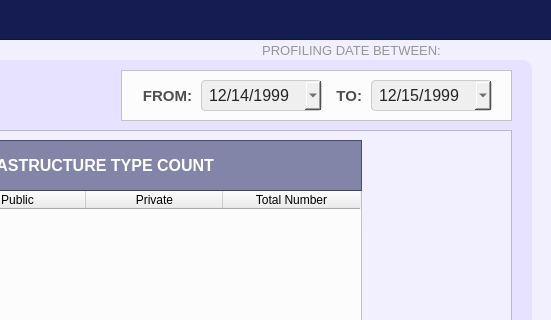
Qt form Resources/UIs/MainPages/StatisticPages/infrastructure.ui (Yohhannn/Barangay-Records-Statistics-System) before a commit; both pictures show x 799 to 1350 and y 0 to 320 of the 1350 by 850 pixel window.
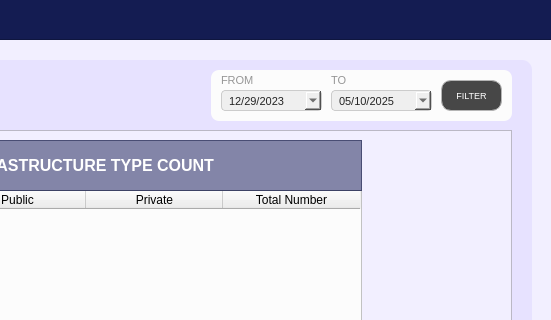
The same form after that commit. Icons and pictures are not drawn.

Commit message: Statistics Added Filter Statistic Date UI

```diff
--- a/Resources/UIs/MainPages/StatisticPages/infrastructure.ui
+++ b/Resources/UIs/MainPages/StatisticPages/infrastructure.ui
@@ -751,15 +751,16 @@
    <widget class="QFrame" name="demo_frameOthers_3">
     <property name="geometry">
      <rect>
-      <x>900</x>
+      <x>990</x>
       <y>10</y>
-      <width>391</width>
+      <width>301</width>
       <height>51</height>
      </rect>
     </property>
     <property name="styleSheet">
-     <string notr="true">#demo_frameOthers_3{
-	background-color: #fcfcfc;
+     <string notr="true">#demo_frameOthers_3 {
+  background-color: #fcfcfc;
+  border-radius: 8px; /* Adjust the pixel value to control the roundness */
 }</string>
     </property>
     <property name="frameShape">
@@ -798,75 +799,99 @@
       <set>Qt::AlignmentFlag::AlignLeading|Qt::AlignmentFlag::AlignLeft|Qt::AlignmentFlag::AlignVCenter</set>
      </property>
     </widget>
-    <widget class="QDateEdit" name="filter_date_max">
+    <widget class="QPushButton" name="filter_stat_date_button">
      <property name="geometry">
       <rect>
-       <x>250</x>
+       <x>230</x>
        <y>10</y>
-       <width>121</width>
+       <width>61</width>
        <height>31</height>
       </rect>
      </property>
      <property name="font">
       <font>
        <family>Arial</family>
-       <pointsize>12</pointsize>
+       <pointsize>7</pointsize>
       </font>
      </property>
+     <property name="cursor">
+      <cursorShape>PointingHandCursor</cursorShape>
+     </property>
+     <property name="focusPolicy">
+      <enum>Qt::FocusPolicy::NoFocus</enum>
+     </property>
      <property name="styleSheet">
-      <string notr="true">#filter_date_max{
-	background-color: rgb(239, 239, 239); /* Correct property name */
-    color: #242424; /* Set text color to black for better contrast */
-    border: 1px solid #ccc; /* Optional: Add a light border */
-    padding: 5px; /* Optional: Add some padding */
-    border-radius: 4px; /* Optional: Rounded corners */
+      <string notr="true">#filter_stat_date_button {
+
+background-color: #474747;
+
+color: white;
+
+border: 1px solid #b5b5b5;
+
+border-radius: 10px;
+
+padding: 10px;
+
+}
+
+
+
+#filter_stat_date_button:hover {
+
+background-color: #636363;
+
+color: white;
+
+}
+
+
+
+#filter_stat_date_button:pressed {
+
+background-color: #bfbfbf;
+
+color: white;
+
 }</string>
      </property>
-     <property name="dateTime">
-      <datetime>
-       <hour>0</hour>
-       <minute>0</minute>
-       <second>0</second>
-       <year>1999</year>
-       <month>12</month>
-       <day>15</day>
-      </datetime>
+     <property name="text">
+      <string>FILTER</string>
      </property>
-     <property name="displayFormat">
-      <string>MM/dd/yyyy</string>
+     <property name="icon">
+      <iconset>
+       <normaloff>../../../Assets/FuncIcons/icon_filter.svg</normaloff>../../../Assets/FuncIcons/icon_filter.svg</iconset>
      </property>
-     <property name="calendarPopup">
-      <bool>true</bool>
-     </property>
-     <property name="currentSectionIndex">
-      <number>0</number>
-     </property>
-     <property name="timeSpec">
-      <enum>Qt::TimeSpec::UTC</enum>
+     <property name="iconSize">
+      <size>
+       <width>18</width>
+       <height>18</height>
+      </size>
      </property>
     </widget>
     <widget class="QDateEdit" name="filter_date_min">
      <property name="geometry">
       <rect>
-       <x>80</x>
-       <y>10</y>
-       <width>121</width>
-       <height>31</height>
+       <x>10</x>
+       <y>20</y>
+       <width>101</width>
+       <height>21</height>
       </rect>
      </property>
      <property name="font">
       <font>
        <family>Arial</family>
-       <pointsize>12</pointsize>
+       <pointsize>8</pointsize>
       </font>
      </property>
      <property name="styleSheet">
-      <string notr="true">#filter_date_min{
-	background-color: rgb(239, 239, 239); /* Correct property name */
-    color: #242424; /* Set text color to black for better contrast */
-    border: 1px solid #ccc; /* Optional: Add a light border */
-    padding: 5px; /* Optional: Add some padding */
-    border-radius: 4px; /* Optional: Rounded corners */
+      <string notr="true">#filter_date_min {
+    background-color: rgb(239, 239, 239);
+    color: #242424;
+    border: 1px solid #ccc;
+    padding: 5px;
+    border-radius: 4px;
+    font-size: 0.8em; /* Example: 80% of the parent's font size */
 }</string>
      </property>
      <property name="dateTime">
@@ -874,9 +899,9 @@
        <hour>0</hour>
        <minute>0</minute>
        <second>0</second>
-       <year>1999</year>
+       <year>2023</year>
        <month>12</month>
-       <day>14</day>
+       <day>29</day>
       </datetime>
      </property>
      <property name="displayFormat">
@@ -892,95 +917,110 @@
       <enum>Qt::TimeSpec::UTC</enum>
      </property>
     </widget>
-    <widget class="QLabel" name="label_total_indppl_3">
+    <widget class="QDateEdit" name="filter_date_max">
      <property name="geometry">
       <rect>
-       <x>0</x>
-       <y>10</y>
-       <width>71</width>
-       <height>31</height>
+       <x>120</x>
+       <y>20</y>
+       <width>101</width>
+       <height>21</height>
       </rect>
      </property>
      <property name="font">
       <font>
        <family>Arial</family>
-       <pointsize>11</pointsize>
-       <bold>true</bold>
+       <pointsize>8</pointsize>
       </font>
      </property>
      <property name="styleSheet">
-      <string notr="true">#label_total_indppl_3 {
-	background-color: transparent;
-	color: #4f4f4f;
-}
-</string>
+      <string notr="true">#filter_date_max {
+    background-color: rgb(239, 239, 239);
+    color: #242424;
+    border: 1px solid #ccc;
+    padding: 5px;
+    border-radius: 4px;
+    font-size: 0.8em; /* Example: 80% of the parent's font size */
+}</string>
      </property>
+     <property name="dateTime">
+      <datetime>
+       <hour>0</hour>
+       <minute>0</minute>
+       <second>0</second>
+       <year>2025</year>
+       <month>5</month>
+       <day>10</day>
+      </datetime>
+     </property>
+     <property name="displayFormat">
+      <string>MM/dd/yyyy</string>
+     </property>
+     <property name="calendarPopup">
+      <bool>true</bool>
+     </property>
+     <property name="currentSectionIndex">
+      <number>0</number>
+     </property>
+     <property name="timeSpec">
+      <enum>Qt::TimeSpec::UTC</enum>
+     </property>
+    </widget>
+    <widget class="QLabel" name="label_from">
+     <property name="geometry">
+      <rect>
+       <x>10</x>
+       <y>1</y>
+       <width>101</width>
+       <height>20</height>
+      </rect>
+     </property>
+     <property name="font">
+      <font>
+       <family>Arial</family>
+       <pointsize>8</pointsize>
+      </font>
+     </property>
+     <property name="styleSheet">
+      <string notr="true">#label_from{
+	color: #969696;
+}</string>
+     </property>
      <property name="text">
-      <string>FROM:</string>
+      <string>&lt;html&gt;&lt;head/&gt;&lt;body&gt;&lt;p&gt;FROM&lt;/p&gt;&lt;/body&gt;&lt;/html&gt;</string>
      </property>
      <property name="alignment">
-      <set>Qt::AlignmentFlag::AlignRight|Qt::AlignmentFlag::AlignTrailing|Qt::AlignmentFlag::AlignVCenter</set>
+      <set>Qt::AlignmentFlag::AlignLeading|Qt::AlignmentFlag::AlignLeft|Qt::AlignmentFlag::AlignVCenter</set>
      </property>
     </widget>
-    <widget class="QLabel" name="label_total_indppl_4">
+    <widget class="QLabel" name="label_to">
      <property name="geometry">
       <rect>
-       <x>210</x>
-       <y>10</y>
-       <width>31</width>
-       <height>31</height>
+       <x>120</x>
+       <y>1</y>
+       <width>101</width>
+       <height>20</height>
       </rect>
      </property>
      <property name="font">
       <font>
        <family>Arial</family>
-       <pointsize>11</pointsize>
-       <bold>true</bold>
+       <pointsize>8</pointsize>
       </font>
      </property>
      <property name="styleSheet">
-      <string notr="true">#label_total_indppl_4 {
-	background-color: transparent;
-	color: #4f4f4f;
-}
-</string>
+      <string notr="true">#label_to{
+	color: #969696;
+}</string>
      </property>
      <property name="text">
-      <string>TO:</string>
+      <string>&lt;html&gt;&lt;head/&gt;&lt;body&gt;&lt;p&gt;TO&lt;/p&gt;&lt;/body&gt;&lt;/html&gt;</string>
      </property>
      <property name="alignment">
-      <set>Qt::AlignmentFlag::AlignRight|Qt::AlignmentFlag::AlignTrailing|Qt::AlignmentFlag::AlignVCenter</set>
+      <set>Qt::AlignmentFlag::AlignLeading|Qt::AlignmentFlag::AlignLeft|Qt::AlignmentFlag::AlignVCenter</set>
      </property>
     </widget>
    </widget>
   </widget>
-  <widget class="QLabel" name="label_desc2_6">
-   <property name="geometry">
-    <rect>
-     <x>1050</x>
-     <y>40</y>
-     <width>201</width>
-     <height>21</height>
-    </rect>
-   </property>
-   <property name="font">
-    <font>
-     <family>Arial</family>
-     <pointsize>10</pointsize>
-    </font>
-   </property>
-   <property name="styleSheet">
-    <string notr="true">#label_desc2_6{
-	color: #969696;
-}</string>
-   </property>
-   <property name="text">
-    <string>&lt;html&gt;&lt;head/&gt;&lt;body&gt;&lt;p&gt;PROFILING DATE BETWEEN:&lt;/p&gt;&lt;/body&gt;&lt;/html&gt;</string>
-   </property>
-   <property name="alignment">
-    <set>Qt::AlignmentFlag::AlignCenter</set>
-   </property>
-  </widget>
  </widget>
  <resources/>
  <connections/>
```
The commit also changes 8 other files.
